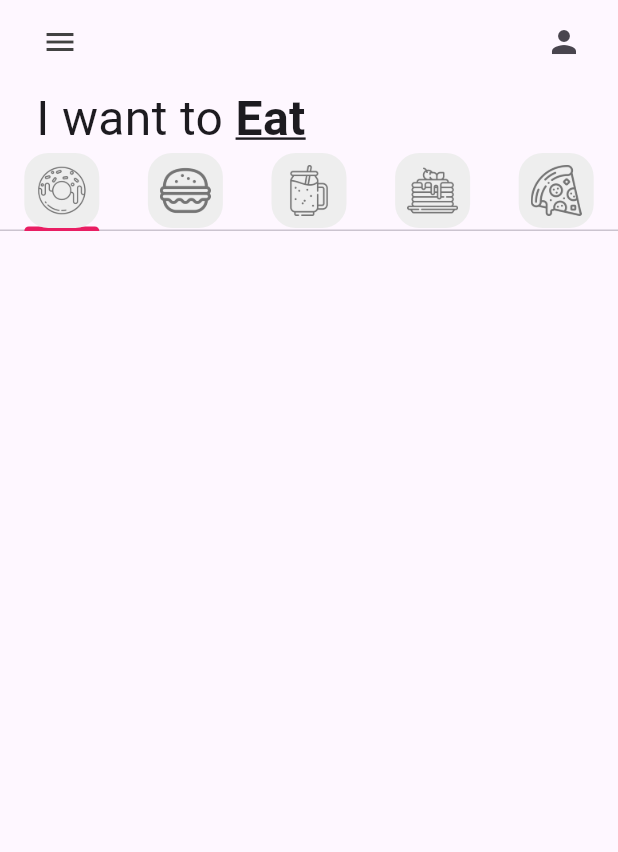
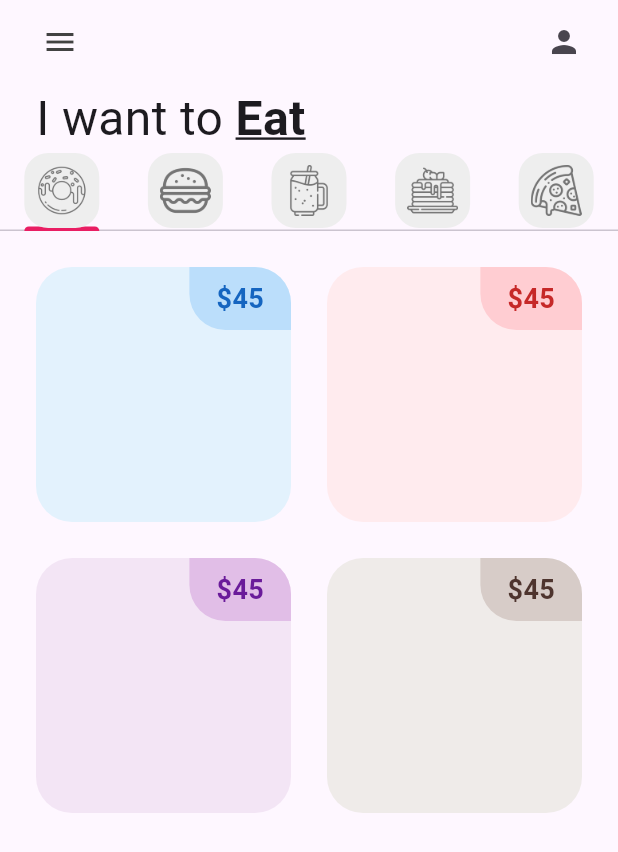
Before and after one commit to Gadiel-Sosa/donut_app_4sa, a Flutter app: the screen it shows after launch, on a phone screen of 412 x 824 dp. Shown: the top 852 px of the screen. Run offline on Flutter 3.47's test engine with Material 3 defaults, Android fonts, the phone set to English and light mode, and no system bars.

Commit message:
Starting DonutTile

```diff
--- a/lib/tabs/donut_tab.dart
+++ b/lib/tabs/donut_tab.dart
@@ -1,7 +1,17 @@
+import 'package:donut_app_4sa/utils/donut_tile.dart';
 import 'package:flutter/material.dart';
 
 class DonutTab extends StatelessWidget {
-  const DonutTab({super.key});
+  //list of donuts
+  final List donutsOnSale = [
+    // [ donutFlavor, donutPrice, donutColor, imageName ]
+    ["Ice Cream", "36", Colors.blue, "lib/images/icecream_donut.png"],
+    ["Strawberry", "45", Colors.red, "lib/images/strawberry_donut.png"],
+    ["Grape Ape", "84", Colors.purple, "lib/images/grape_donut.png"],
+    ["Choco", "95", Colors.brown, "lib/images/chocolate_donut.png"],
+  ];
+
+  DonutTab({super.key});
 
   @override
   Widget build(BuildContext context) {
@@ -14,7 +24,12 @@ class DonutTab extends StatelessWidget {
         padding: const EdgeInsets.all(12),
         //* Sirve para generar cada elemento
         itemBuilder: (context, index) {
-          return;
+          return DonutTile(
+            donutFlavor: donutsOnSale[index][0],
+            donutPrice: donutsOnSale[index][1],
+            donutColor: donutsOnSale[index][2],
+            imageName: donutsOnSale[index][3],
+          ); //tile azulejos
         });
   }
 }
--- /dev/null
+++ b/lib/utils/donut_tile.dart
@@ -0,0 +1,51 @@
+import 'package:flutter/material.dart';
+
+class DonutTile extends StatelessWidget {
+  final String donutFlavor;
+  final String donutPrice;
+  final dynamic donutColor; //dynamic porque es para color
+  final String imageName;
+  const DonutTile({
+    super.key,
+    required this.donutFlavor,
+    required this.donutPrice,
+    required this.donutColor,
+    required this.imageName,
+  });
+  @override
+  Widget build(BuildContext context) {
+    return Padding(
+      padding: const EdgeInsets.all(12.0),
+      child: Container(
+          //color: donutColor[50],
+          decoration: BoxDecoration(
+            color: donutColor[50],
+            borderRadius: BorderRadius.circular(24),
+          ),
+          child: Column(
+            children: [
+              Row(
+                mainAxisAlignment: MainAxisAlignment.end,
+                children: [
+                  Container(
+                    decoration: BoxDecoration(
+                      color: donutColor[100],
+                      borderRadius: BorderRadius.only(
+                          bottomLeft: Radius.circular(24),
+                          topRight: Radius.circular(24)),
+                    ),
+                    padding:
+                        const EdgeInsets.symmetric(vertical: 8, horizontal: 18),
+                    child: Text('\$45',
+                        style: TextStyle(
+                            fontWeight: FontWeight.bold,
+                            fontSize: 18,
+                            color: donutColor[800])),
+                  )
+                ],
+              )
+            ],
+          )),
+    );
+  }
+}
```
